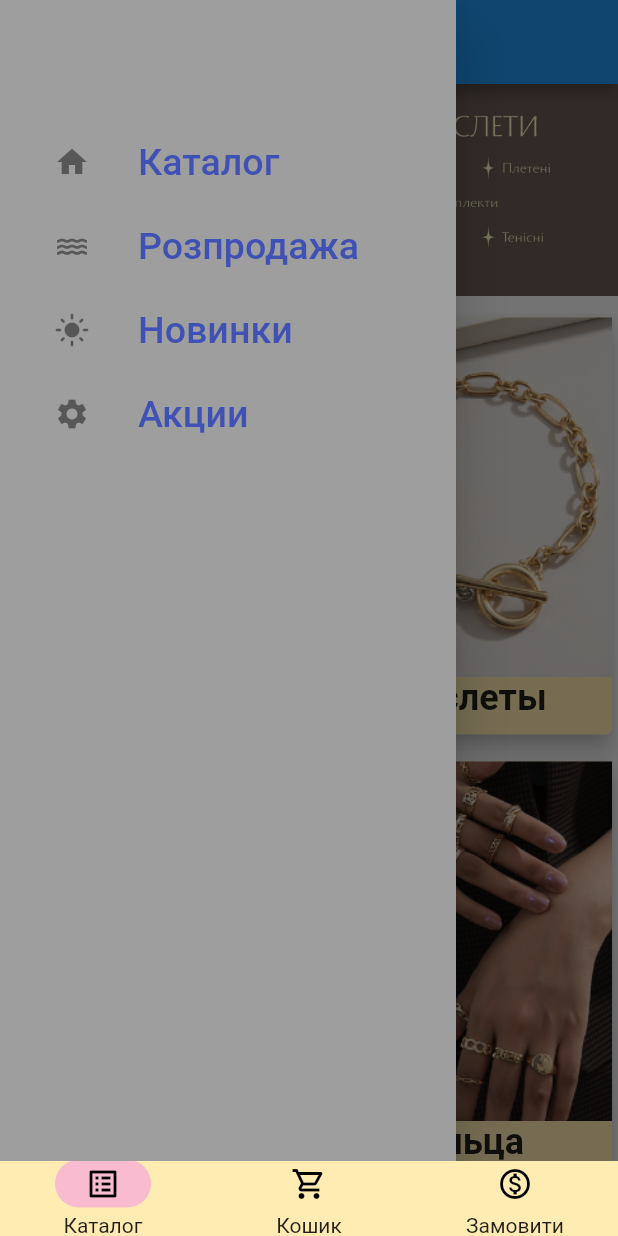
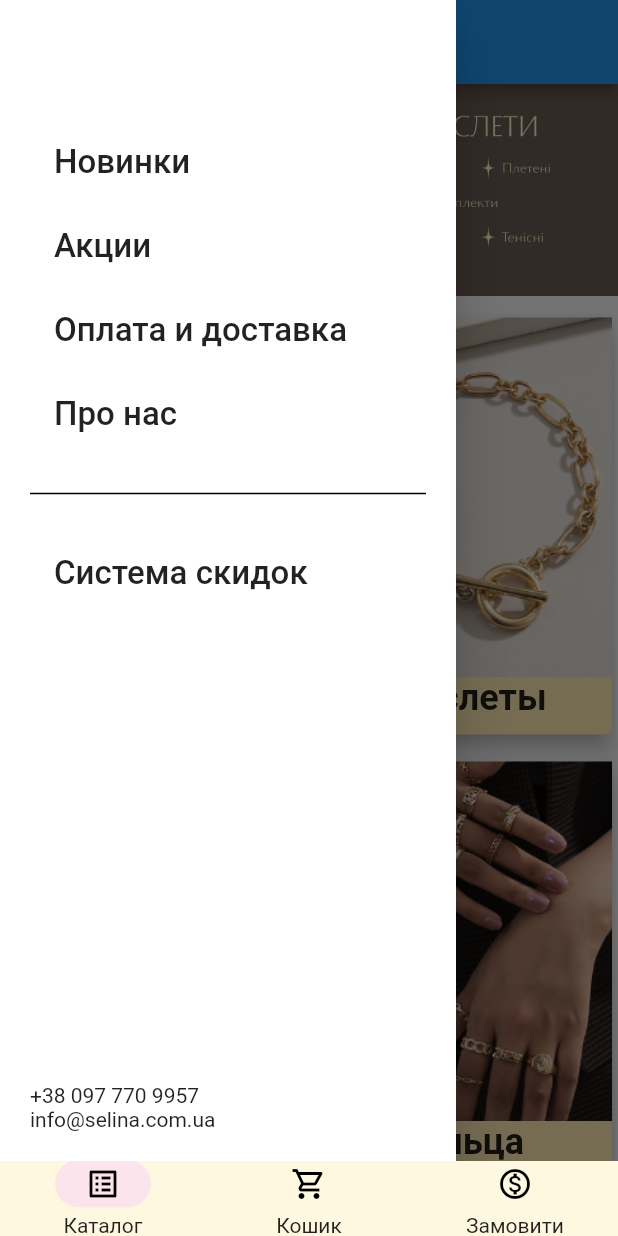
Before and after one commit to Gennadii85/selina, a Flutter app: the screen it shows after launch, with the side drawer open, on a phone screen of 412 x 824 dp. Run offline on Flutter 3.47's test engine with Material 2 defaults, Android fonts, the phone set to English and light mode, and no system bars; our stand-ins replace hive, hive_flutter; accounts and stored records are empty.

Commit message:
поправил верстку везде по чучуть

```diff
--- a/lib/categories/categories_page.dart
+++ b/lib/categories/categories_page.dart
@@ -1,6 +1,6 @@
 import 'package:flutter/material.dart';
 
-import '../home_page/drawer_app_bar.dart';
+import '../home_page/drawer_home_page.dart';
 import '../sample/model_categories.dart';
 import 'categories.dart';
 
--- a/lib/home_page/drawer_app_bar.dart
+++ /dev/null
@@ -1,66 +0,0 @@
-import 'package:flutter/material.dart';
-
-class DrawerAppBar extends StatelessWidget {
-  const DrawerAppBar({
-    Key? key,
-  }) : super(key: key);
-
-  @override
-  Widget build(BuildContext context) {
-    return Drawer(
-      backgroundColor: Colors.grey,
-      child: Padding(
-        padding: const EdgeInsets.fromLTRB(20, 80, 20, 0),
-        child: Column(
-          crossAxisAlignment: CrossAxisAlignment.stretch,
-          children: [
-            ListTile(
-              title: const Text(
-                'Каталог',
-                style: TextStyle(fontSize: 25, color: Colors.indigo),
-              ),
-              leading: const Icon(Icons.home),
-              onTap: (() {
-                // Navigator.of(context).push(
-                //     MaterialPageRoute(builder: (context) => const TodoList()));
-              }),
-            ),
-            ListTile(
-              title: const Text(
-                'Розпродажа',
-                style: TextStyle(fontSize: 25, color: Colors.indigo),
-              ),
-              leading: const Icon(Icons.water),
-              onTap: (() {
-                // Navigator.of(context).push(
-                //     MaterialPageRoute(builder: (context) => const Water()));
-              }),
-            ),
-            ListTile(
-              title: const Text(
-                'Новинки',
-                style: TextStyle(fontSize: 25, color: Colors.indigo),
-              ),
-              leading: const Icon(Icons.light_mode),
-              onTap: (() {
-                // Navigator.of(context).push(MaterialPageRoute(
-                //     builder: (context) => const WeatherScreen()));
-              }),
-            ),
-            ListTile(
-              title: const Text(
-                'Акции',
-                style: TextStyle(fontSize: 25, color: Colors.indigo),
-              ),
-              leading: const Icon(Icons.settings),
-              onTap: (() {
-                // Navigator.of(context).push(
-                //     MaterialPageRoute(builder: (context) => const Settings()));
-              }),
-            ),
-          ],
-        ),
-      ),
-    );
-  }
-}
--- /dev/null
+++ b/lib/home_page/drawer_home_page.dart
@@ -0,0 +1,115 @@
+import 'package:flutter/material.dart';
+
+class DrawerAppBar extends StatefulWidget {
+  const DrawerAppBar({
+    Key? key,
+  }) : super(key: key);
+
+  @override
+  State<DrawerAppBar> createState() => _DrawerAppBarState();
+}
+
+class _DrawerAppBarState extends State<DrawerAppBar> {
+  final String title =
+      '''Вас вітає компанія "Selina" — один із найнадійніших постачальників недорогої біжутерії в Україні.
+Якщо ви бажаєте вести успішний бізнес, пов'язаний з одним із найвищих маржинальних товарів — прикрасами — то ви потрапили точно за адресою!
+Ми безпосередньо імпортуємо тільки якісні прикраси з Китаю завдяки багаторічному досвіду роботи з азіатськими партнерами. Купуючи у нас, ви суттєво економите, тому що вам не доводиться утримувати армію непотрібних посередників! Ми — єдина ланка між нашим покупцем та виробником біжутерії.
+Вигідна співпраця
+У магазині "Selina" діє дуже приваблива система одноразових та накопичувальних знижок: чим більша сума вашої оптової покупки, тим суттєвішою ви зможете заощадити! Докладніше з цим ознайомтесь у вкладці "Оптовикам", яка знаходиться вгорі сайту. Також на вас чекає дуже приємний бонус — повністю безкоштовна доставка.
+Продумана структура інтернет-магазину дозволяє вам максимально комфортно проводити вибір товарів: відкрийте будь-яку категорію, що вас цікавить, заходьте в підкатегорії, гортайте картки прикрас. Вам доступна вся потрібна інформація про актуальну ціну біжутерії, систему знижок, умови доставки та оплати!
+Основа нашого величезного асортименту - тільки якісні прикраси, серед яких ви знайдете найрізноманітніші підвіски, чудові сережки,
+
+, браслети, цікаві гумки оптом, а також обручі оптом та багато іншого!
+Для того, щоб ви завжди були на два кроки перед вашими конкурентами, ми постійно оновлюємо номенклатуру наших прикрас. Як тільки виходить нова біжутерія оптом, ви можете знайти її у нас! Завдяки цьому, асортимент вашого магазину завжди поповнюватиметься найоригінальнішими зразками товарів, які точно здатні порадувати ваших покупців.
+Крім іншого, на нашому сайті є блог, в якому ми ділимося з клієнтами найцікавішою і корисною інформацією зі світу біжутерії. Звідти ви дізнаєтесь, як правильно вибирати прикраси та доглядати за ними. Багато уваги приділено історії появи біжутерії у тому вигляді, який ми знаємо її зараз.
+Отже, наші переваги:
+- низькі ціни, безліч способів оплати;
+- одноразові знижки у розмірі 5-20%;
+- асортимент із тисяч прикрас;
+- людяне ставлення до кожного клієнта;
+- можливість співпраці з інтернет-магазинами;
+- сума мінімального замовлення складає 500 грн.;
+- безкоштовна доставка та багато іншого!
+
+Надійний постачальник, з яким робота — одне задоволення, зараз є рідкістю в нашій країні. "Selina" належить саме до цього типу партнерів. До речі, незалежно від того, в якому місті України ви перебуваєте, ви зможете працювати з нами!
+Якщо вам сподобалася наша біжутерія оптом, зв'язатися з нами ви можете будь-яким зручним способом: за номерами зверху сайту або електронною поштою. Також у вас є можливість залишити свій телефон для того, щоб ми вам передзвонили.
+Поспішайте!''';
+
+  @override
+  Widget build(BuildContext context) {
+    return Drawer(
+      backgroundColor: Colors.white,
+      child: Padding(
+        padding: const EdgeInsets.fromLTRB(20, 80, 20, 0),
+        child: Column(
+          crossAxisAlignment: CrossAxisAlignment.start,
+          children: [
+            ListTile(
+              title: const Text(
+                'Новинки',
+                style: TextStyle(fontSize: 22),
+              ),
+              onTap: (() {}),
+            ),
+            ListTile(
+              title: const Text(
+                'Акции',
+                style: TextStyle(fontSize: 22),
+              ),
+              onTap: (() {}),
+            ),
+            ListTile(
+              title: const Text(
+                'Оплата и доставка',
+                style: TextStyle(fontSize: 22),
+              ),
+              onTap: (() {}),
+            ),
+            ListTile(
+              title: const Text(
+                'Про нас',
+                style: TextStyle(fontSize: 22),
+              ),
+              onTap: (() {
+                setState(() {
+                  Navigator.of(context).pop();
+                  showDialog(
+                    context: context,
+                    builder: (context) => AlertDialog(
+                      title: Text(title),
+                      actions: [
+                        TextButton(
+                            style: TextButton.styleFrom(
+                                backgroundColor: Colors.blue.shade50),
+                            onPressed: () {
+                              Navigator.of(context).pop();
+                            },
+                            child: const Text('OK')),
+                      ],
+                    ),
+                  );
+                });
+              }),
+            ),
+            const Divider(
+              height: 50,
+              thickness: 1,
+              color: Colors.black,
+            ),
+            ListTile(
+              title: const Text(
+                'Система скидок',
+                style: TextStyle(fontSize: 22),
+              ),
+              onTap: (() {}),
+            ),
+            const Spacer(),
+            const Text('+38 097 770 9957'),
+            const Text('info@selina.com.ua'),
+            const SizedBox(height: 20)
+          ],
+        ),
+      ),
+    );
+  }
+}
--- a/lib/home_page/tab_bar_home.dart
+++ b/lib/home_page/tab_bar_home.dart
@@ -27,8 +27,8 @@ class _TabBarHomeState extends State<TabBarHome> {
         data: NavigationBarThemeData(
             labelTextStyle: MaterialStateProperty.all(
                 const TextStyle(fontSize: 14, fontWeight: FontWeight.w400)),
-            backgroundColor: Colors.amber.shade100,
-            indicatorColor: Colors.pink.shade100),
+            backgroundColor: Colors.amber.shade50,
+            indicatorColor: Colors.pink.shade50),
         child: NavigationBar(
           selectedIndex: index,
           onDestinationSelected: (index) => setState(() => this.index = index),
```
Also changed, not shown: lib/monetization/drawer_monetization.dart (+11 -4 lines), lib/monetization/monetization_page.dart (+17 -9 lines), lib/sample/model_categories.dart (+14 -10 lines), lib/shopping_cart/shopping_cart_page.dart (+43 -6 lines).
